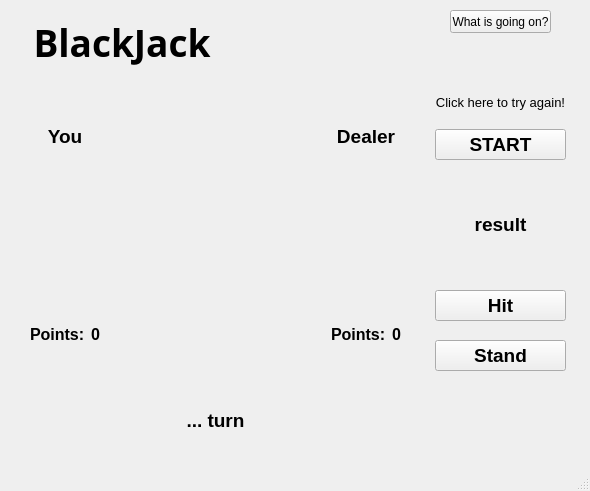
This is BlackJack/mainwindow.ui in BeekeepingRunner/QTBlackjack as Qt 5 draws it before an edit. The edited form follows.
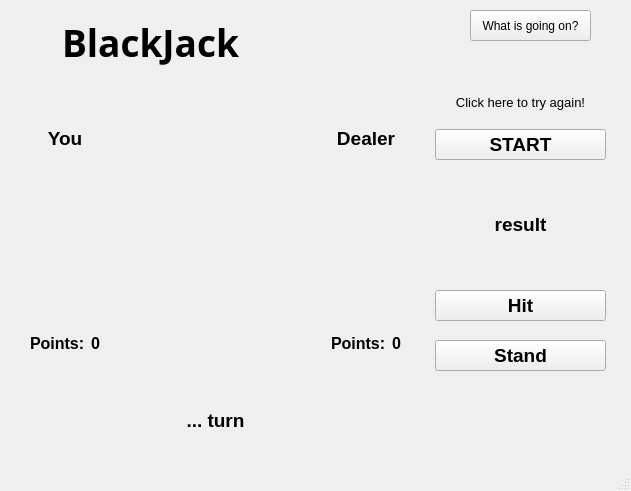
This is the edited form. Icons and pictures are not drawn.

```diff
--- a/BlackJack/mainwindow.ui
+++ b/BlackJack/mainwindow.ui
@@ -6,7 +6,7 @@
    <rect>
     <x>0</x>
     <y>0</y>
-    <width>590</width>
+    <width>631</width>
     <height>491</height>
    </rect>
   </property>
@@ -19,7 +19,7 @@
      <rect>
       <x>30</x>
       <y>10</y>
-      <width>184</width>
+      <width>241</width>
       <height>65</height>
      </rect>
     </property>
@@ -53,7 +53,7 @@
       <x>30</x>
       <y>90</y>
       <width>371</width>
-      <height>291</height>
+      <height>301</height>
      </rect>
     </property>
     <layout class="QHBoxLayout" name="cardSlotsHorLayout">
@@ -268,7 +268,7 @@
      <rect>
       <x>420</x>
       <y>90</y>
-      <width>161</width>
+      <width>201</width>
       <height>281</height>
      </rect>
     </property>
@@ -392,12 +392,18 @@
    <widget class="QPushButton" name="helpButton">
     <property name="geometry">
      <rect>
-      <x>450</x>
+      <x>470</x>
       <y>10</y>
-      <width>101</width>
-      <height>23</height>
+      <width>121</width>
+      <height>31</height>
      </rect>
     </property>
+    <property name="sizePolicy">
+     <sizepolicy hsizetype="Minimum" vsizetype="Fixed">
+      <horstretch>0</horstretch>
+      <verstretch>0</verstretch>
+     </sizepolicy>
+    </property>
     <property name="text">
      <string>What is going on?</string>
     </property>
```
Left out of the diff: 4 changed lines with no effect on the pictures.
